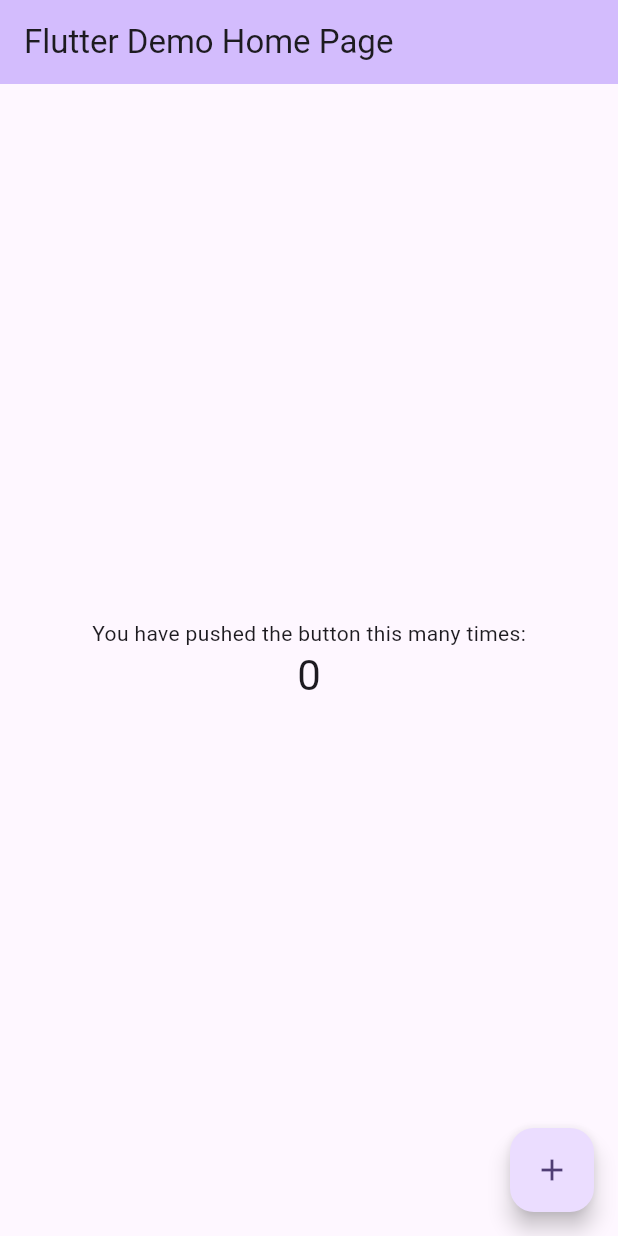
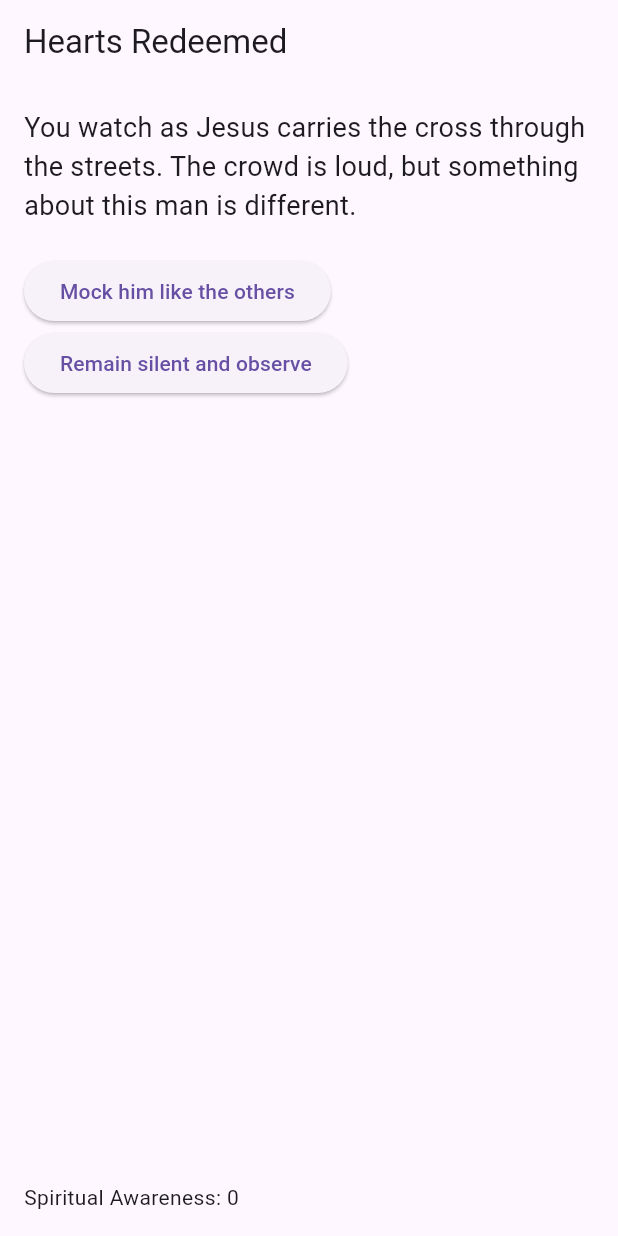
Before and after one commit to dot-ruth/easter-bible-trivia, a Flutter app: the screen it shows after launch, on a phone screen of 412 x 824 dp. Run offline on Flutter 3.47's test engine with Material 3 defaults, Android fonts, the phone set to English and light mode, and no system bars.

Commit message:
feat: scenes implementation

```diff
--- /dev/null
+++ b/lib/data/scene.json
@@ -0,0 +1,31 @@
+[
+    {
+      "id": "scene1",
+      "character": "Roman Soldier",
+      "narrative": "You watch as Jesus carries the cross through the streets. The crowd is loud, but something about this man is different.",
+      "choices": [
+        {
+          "text": "Mock him like the others",
+          "outcomeSceneId": "scene2a",
+          "impact": -20
+        },
+        {
+          "text": "Remain silent and observe",
+          "outcomeSceneId": "scene2b",
+          "impact": 10
+        }
+      ]
+    },
+    {
+      "id": "scene2a",
+      "character": "Roman Soldier",
+      "narrative": "You shout at Jesus, joining the mob. He looks at you, and his eyes pierce your soul.",
+      "choices": []
+    },
+    {
+      "id": "scene2b",
+      "character": "Roman Soldier",
+      "narrative": "You stay silent. You feel conflicted — is this man truly who they say he is?",
+      "choices": []
+    }
+  ]
--- a/lib/main.dart
+++ b/lib/main.dart
@@ -1,125 +1,26 @@
 import 'package:flutter/material.dart';
+import 'package:provider/provider.dart';
+import 'providers/game_state.dart';
+import 'screens/scene_screen.dart';
 
 void main() {
-  runApp(const MyApp());
+  runApp(
+    ChangeNotifierProvider(
+      create: (_) => GameState()..loadScenes(),
+      child: const MyApp(),
+    ),
+  );
 }
 
 class MyApp extends StatelessWidget {
   const MyApp({super.key});
 
-  // This widget is the root of your application.
   @override
   Widget build(BuildContext context) {
     return MaterialApp(
-      title: 'Flutter Demo',
-      theme: ThemeData(
-        // This is the theme of your application.
-        //
-        // TRY THIS: Try running your application with "flutter run". You'll see
-        // the application has a purple toolbar. Then, without quitting the app,
-        // try changing the seedColor in the colorScheme below to Colors.green
-        // and then invoke "hot reload" (save your changes or press the "hot
-        // reload" button in a Flutter-supported IDE, or press "r" if you used
-        // the command line to start the app).
-        //
-        // Notice that the counter didn't reset back to zero; the application
-        // state is not lost during the reload. To reset the state, use hot
-        // restart instead.
-        //
-        // This works for code too, not just values: Most code changes can be
-        // tested with just a hot reload.
-        colorScheme: ColorScheme.fromSeed(seedColor: Colors.deepPurple),
-        useMaterial3: true,
-      ),
-      home: const MyHomePage(title: 'Flutter Demo Home Page'),
+      title: 'Hearts Redeemed',
+      theme: ThemeData(primarySwatch: Colors.brown),
+      home: const SceneScreen(),
     );
   }
 }
-
-class MyHomePage extends StatefulWidget {
-  const MyHomePage({super.key, required this.title});
-
-  // This widget is the home page of your application. It is stateful, meaning
-  // that it has a State object (defined below) that contains fields that affect
-  // how it looks.
-
-  // This class is the configuration for the state. It holds the values (in this
-  // case the title) provided by the parent (in this case the App widget) and
-  // used by the build method of the State. Fields in a Widget subclass are
-  // always marked "final".
-
-  final String title;
-
-  @override
-  State<MyHomePage> createState() => _MyHomePageState();
-}
-
-class _MyHomePageState extends State<MyHomePage> {
-  int _counter = 0;
-
-  void _incrementCounter() {
-    setState(() {
-      // This call to setState tells the Flutter framework that something has
-      // changed in this State, which causes it to rerun the build method below
-      // so that the display can reflect the updated values. If we changed
-      // _counter without calling setState(), then the build method would not be
-      // called again, and so nothing would appear to happen.
-      _counter++;
-    });
-  }
-
-  @override
-  Widget build(BuildContext context) {
-    // This method is rerun every time setState is called, for instance as done
-    // by the _incrementCounter method above.
-    //
-    // The Flutter framework has been optimized to make rerunning build methods
-    // fast, so that you can just rebuild anything that needs updating rather
-    // than having to individually change instances of widgets.
-    return Scaffold(
-      appBar: AppBar(
-        // TRY THIS: Try changing the color here to a specific color (to
-        // Colors.amber, perhaps?) and trigger a hot reload to see the AppBar
-        // change color while the other colors stay the same.
-        backgroundColor: Theme.of(context).colorScheme.inversePrimary,
-        // Here we take the value from the MyHomePage object that was created by
-        // the App.build method, and use it to set our appbar title.
-        title: Text(widget.title),
-      ),
-      body: Center(
-        // Center is a layout widget. It takes a single child and positions it
-        // in the middle of the parent.
-        child: Column(
-          // Column is also a layout widget. It takes a list of children and
-          // arranges them vertically. By default, it sizes itself to fit its
-          // children horizontally, and tries to be as tall as its parent.
-          //
-          // Column has various properties to control how it sizes itself and
-          // how it positions its children. Here we use mainAxisAlignment to
-          // center the children vertically; the main axis here is the vertical
-          // axis because Columns are vertical (the cross axis would be
-          // horizontal).
-          //
-          // TRY THIS: Invoke "debug painting" (choose the "Toggle Debug Paint"
-          // action in the IDE, or press "p" in the console), to see the
-          // wireframe for each widget.
-          mainAxisAlignment: MainAxisAlignment.center,
-          children: <Widget>[
-            const Text(
-              'You have pushed the button this many times:',
-            ),
-            Text(
-              '$_counter',
-              style: Theme.of(context).textTheme.headlineMedium,
-            ),
-          ],
-        ),
-      ),
-      floatingActionButton: FloatingActionButton(
-        onPressed: _incrementCounter,
-        tooltip: 'Increment',
-        child: const Icon(Icons.add),
-      ), // This trailing comma makes auto-formatting nicer for build methods.
-    );
-  }
-}
--- /dev/null
+++ b/lib/models/scene.dart
@@ -0,0 +1,41 @@
+class Choice {
+  final String text;
+  final String outcomeSceneId;
+  final int impact;
+
+  Choice({required this.text, required this.outcomeSceneId, required this.impact});
+
+  factory Choice.fromJson(Map<String, dynamic> json) {
+    return Choice(
+      text: json['text'],
+      outcomeSceneId: json['outcomeSceneId'],
+      impact: json['impact'],
+    );
+  }
+}
+
+class Scene {
+  final String id;
+  final String character;
+  final String narrative;
+  final List<Choice> choices;
+
+  Scene({
+    required this.id,
+    required this.character,
+    required this.narrative,
+    required this.choices,
+  });
+
+  factory Scene.fromJson(Map<String, dynamic> json) {
+    var choiceList = (json['choices'] as List)
+        .map((c) => Choice.fromJson(c))
+        .toList();
+    return Scene(
+      id: json['id'],
+      character: json['character'],
+      narrative: json['narrative'],
+      choices: choiceList,
+    );
+  }
+}
--- /dev/null
+++ b/lib/providers/game_state.dart
@@ -0,0 +1,33 @@
+import 'package:flutter/material.dart';
+import '../models/scene.dart';
+import 'dart:convert';
+import 'package:flutter/services.dart' show rootBundle;
+
+class GameState extends ChangeNotifier {
+  List<Scene> _scenes = [];
+  Scene? _currentScene;
+  int _understandingScore = 0;
+
+  Scene? get currentScene => _currentScene;
+  int get understandingScore => _understandingScore;
+
+  Future<void> loadScenes() async {
+    final String jsonString = await rootBundle.loadString('lib/data/scene.json');
+    final List<dynamic> jsonList = json.decode(jsonString);
+    _scenes = jsonList.map((s) => Scene.fromJson(s)).toList();
+    _currentScene = _scenes.first;
+    notifyListeners();
+  }
+
+  void makeChoice(Choice choice) {
+    _understandingScore += choice.impact;
+    _currentScene = _scenes.firstWhere((s) => s.id == choice.outcomeSceneId);
+    notifyListeners();
+  }
+
+  void reset() {
+    _understandingScore = 0;
+    _currentScene = _scenes.first;
+    notifyListeners();
+  }
+}
--- /dev/null
+++ b/lib/screens/scene_screen.dart
@@ -0,0 +1,46 @@
+import 'package:flutter/material.dart';
+import 'package:provider/provider.dart';
+import '../providers/game_state.dart';
+// import '../models/scene.dart';
+
+class SceneScreen extends StatelessWidget {
+  const SceneScreen({super.key});
+
+  @override
+  Widget build(BuildContext context) {
+    final gameState = Provider.of<GameState>(context);
+
+  if (gameState.currentScene == null) {
+    return const Scaffold(
+      body: Center(child: CircularProgressIndicator()),
+    );
+  }
+
+
+    final scene = gameState.currentScene;
+
+    return Scaffold(
+      appBar: AppBar(title: const Text('Hearts Redeemed')),
+      body: Padding(
+        padding: const EdgeInsets.all(16.0),
+        child: Column(
+          crossAxisAlignment: CrossAxisAlignment.start,
+          children: [
+            Text(scene!.narrative, style: const TextStyle(fontSize: 18)),
+            const SizedBox(height: 20),
+            ...scene.choices.map((choice) {
+              return ElevatedButton(
+                onPressed: () {
+                  gameState.makeChoice(choice);
+                },
+                child: Text(choice.text),
+              );
+            }).toList(),
+            const Spacer(),
+            Text("Spiritual Awareness: ${gameState.understandingScore}"),
+          ],
+        ),
+      ),
+    );
+  }
+}
```
Also changed, not shown: pubspec.yaml (+5 -3 lines), lib/screens/character_select.dart (added), lib/screens/ending_screen.dart (added), pubspec.lock.
